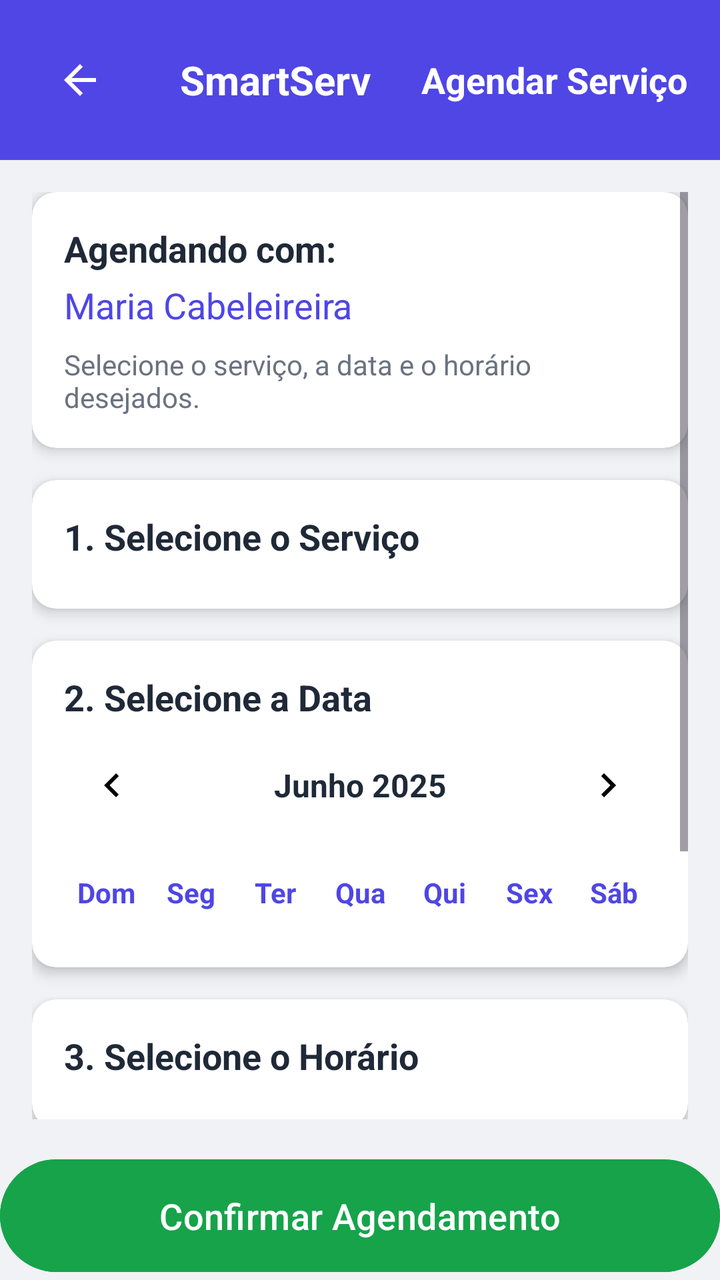
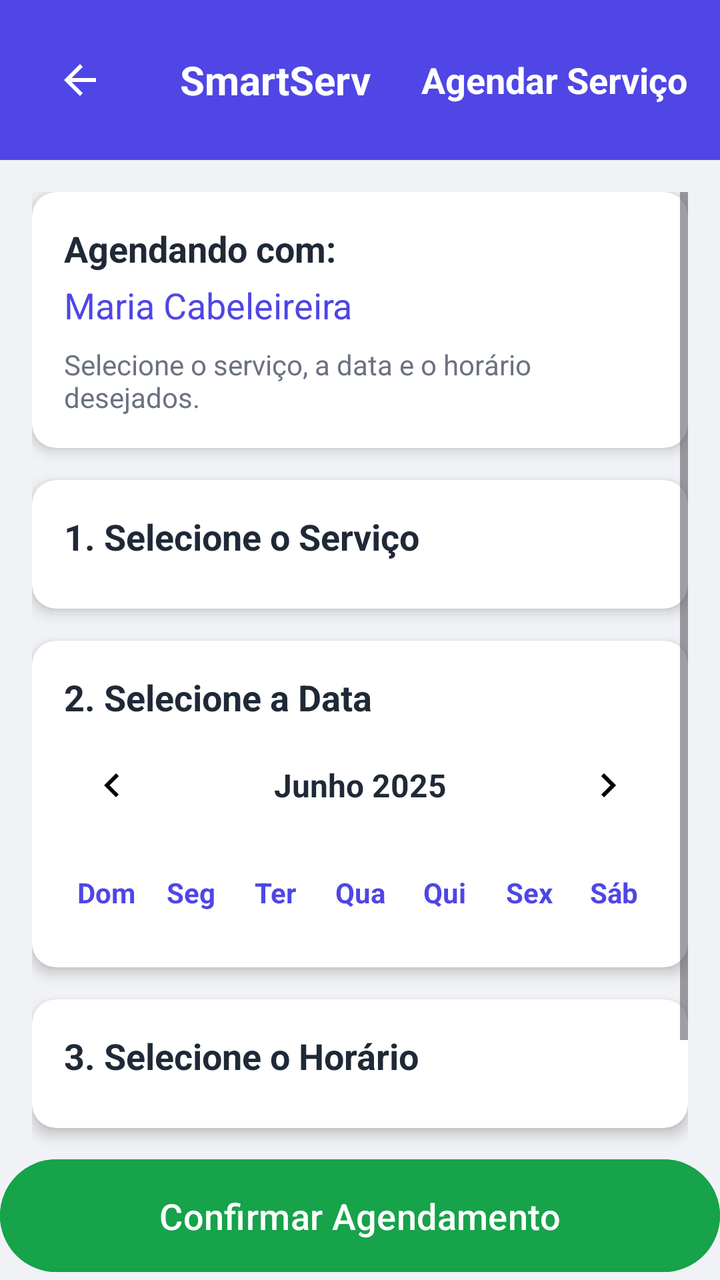

Screens rendered from an Android XML layout before and after an edit, with the pre-edit source and the edit as a unified diff.
<!-- AndroidManifest.xml: application theme Theme.SmartApp -->
<!-- res/layout/agendar_servico.xml -->
<?xml version="1.0" encoding="utf-8"?>
<RelativeLayout xmlns:android="http://schemas.android.com/apk/res/android"
    xmlns:app="http://schemas.android.com/apk/res-auto"
    xmlns:tools="http://schemas.android.com/tools"
    android:layout_width="match_parent"
    android:layout_height="match_parent"
    android:background="@color/light_gray">

    
    <LinearLayout
        android:id="@+id/header"
        android:layout_width="match_parent"
        android:layout_height="wrap_content"
        android:background="@color/indigo_600"
        android:orientation="horizontal"
        android:gravity="center_vertical"
        android:padding="16dp"
        android:layout_alignParentTop="true">

        <ImageButton
            android:id="@+id/backButton"
            android:layout_width="48dp"
            android:layout_height="48dp"
            android:contentDescription="btnvoltar"
            android:src="@drawable/ic_arrow_back"
            android:background="?selectableItemBackgroundBorderless"
            android:padding="8dp"/>

        <TextView
            android:layout_width="0dp"
            android:layout_height="wrap_content"
            android:layout_weight="1"
            android:text="SmartServ"
            android:textColor="@android:color/white"
            android:textSize="20sp"
            android:textStyle="bold"
            android:gravity="center"/>

        <TextView
            android:layout_width="wrap_content"
            android:layout_height="wrap_content"
            android:text="Agendar Serviço"
            android:textColor="@android:color/white"
            android:textSize="18sp"
            android:textStyle="bold"/>
    </LinearLayout>

    
    <ScrollView
        android:layout_width="match_parent"
        android:layout_height="match_parent"
        android:layout_below="@id/header"
        android:layout_above="@id/confirmAppointmentBtn"
        android:padding="16dp"
        android:fillViewport="true">

        <LinearLayout
            android:layout_width="match_parent"
            android:layout_height="wrap_content"
            android:orientation="vertical">

            
            <androidx.cardview.widget.CardView
                android:layout_width="match_parent"
                android:layout_height="wrap_content"
                android:layout_marginBottom="16dp"
                app:cardCornerRadius="12dp"
                app:cardElevation="4dp">

                <LinearLayout
                    android:layout_width="match_parent"
                    android:layout_height="wrap_content"
                    android:orientation="vertical"
                    android:padding="16dp">

                    <TextView
                        android:layout_width="match_parent"
                        android:layout_height="wrap_content"
                        android:text="Agendando com:"
                        android:textColor="@color/text_dark"
                        android:textSize="18sp"
                        android:textStyle="bold"/>

                    <TextView
                        android:id="@+id/professionalNameDisplay"
                        android:layout_width="match_parent"
                        android:layout_height="wrap_content"
                        android:text="Maria Cabeleireira"
                        android:textColor="@color/indigo_600"
                        android:textSize="18sp"
                        android:layout_marginTop="4dp"/>

                    <TextView
                        android:layout_width="match_parent"
                        android:layout_height="wrap_content"
                        android:text="Selecione o serviço, a data e o horário desejados."
                        android:textColor="@color/text_gray"
                        android:textSize="14sp"
                        android:layout_marginTop="8dp"/>
                </LinearLayout>
            </androidx.cardview.widget.CardView>

            
            <androidx.cardview.widget.CardView
                android:layout_width="match_parent"
                android:layout_height="wrap_content"
                android:layout_marginBottom="16dp"
                app:cardCornerRadius="12dp"
                app:cardElevation="4dp">

                <LinearLayout
                    android:layout_width="match_parent"
                    android:layout_height="wrap_content"
                    android:orientation="vertical"
                    android:padding="16dp">

                    <TextView
                        android:layout_width="match_parent"
                        android:layout_height="wrap_content"
                        android:text="1. Selecione o Serviço"
                        android:textColor="@color/text_dark"
                        android:textSize="18sp"
                        android:textStyle="bold"
                        android:layout_marginBottom="8dp"/>

                    <LinearLayout
                        android:id="@+id/servicesList"
                        android:layout_width="match_parent"
                        android:layout_height="wrap_content"
                        android:orientation="vertical">
                        
                    </LinearLayout>

                    <TextView
                        android:id="@+id/serviceError"
                        android:layout_width="match_parent"
                        android:layout_height="wrap_content"
                        android:text="Por favor, selecione um serviço."
                        android:textColor="@color/red_500"
                        android:textSize="14sp"
                        android:visibility="gone"
                        android:layout_marginTop="8dp"/>
                </LinearLayout>
            </androidx.cardview.widget.CardView>

            
            <androidx.cardview.widget.CardView
                android:layout_width="match_parent"
                android:layout_height="wrap_content"
                android:layout_marginBottom="16dp"
                app:cardCornerRadius="12dp"
                app:cardElevation="4dp">

                <LinearLayout
                    android:layout_width="match_parent"
                    android:layout_height="wrap_content"
                    android:orientation="vertical"
                    android:padding="16dp">

                    <TextView
                        android:layout_width="match_parent"
                        android:layout_height="wrap_content"
                        android:text="2. Selecione a Data"
                        android:textColor="@color/text_dark"
                        android:textSize="18sp"
                        android:textStyle="bold"
                        android:layout_marginBottom="8dp"/>

                    
                    <LinearLayout
                        android:layout_width="match_parent"
                        android:layout_height="wrap_content"
                        android:orientation="horizontal"
                        android:gravity="center_vertical"
                        android:layout_marginBottom="16dp">

                        <ImageButton
                            android:id="@+id/prevMonthBtn"
                            android:layout_width="48dp"
                            android:layout_height="48dp"
                            android:contentDescription="btnmes2"
                            android:src="@drawable/ic_chevron_left"
                            android:background="?selectableItemBackgroundBorderless"
                            />

                        <TextView
                            android:id="@+id/currentMonthYear"
                            android:layout_width="0dp"
                            android:layout_height="wrap_content"
                            android:layout_weight="1"
                            android:text="Junho 2025"
                            android:textColor="@color/text_dark"
                            android:textSize="16sp"
                            android:textStyle="bold"
                            android:gravity="center"/>

                        <ImageButton
                            android:id="@+id/nextMonthBtn"
                            android:layout_width="48dp"
                            android:layout_height="48dp"
                            android:contentDescription="btnmes"
                            android:src="@drawable/ic_chevron_right"
                            android:background="?selectableItemBackgroundBorderless"
                            />
                    </LinearLayout>

                    
                    <GridLayout
                        android:layout_width="match_parent"
                        android:layout_height="wrap_content"
                        android:columnCount="7"
                        android:rowCount="1"
                        android:alignmentMode="alignMargins"
                        android:columnOrderPreserved="false"
                        android:useDefaultMargins="true"
                        android:layout_marginBottom="8dp">

                        <TextView
                            android:layout_width="0dp"
                            android:layout_height="wrap_content"
                            android:layout_columnWeight="1"
                            android:text="Dom"
                            android:textColor="@color/indigo_600"
                            android:textSize="14sp"
                            android:textStyle="bold"
                            android:gravity="center"/>

                        <TextView
                            android:layout_width="0dp"
                            android:layout_height="wrap_content"
                            android:layout_columnWeight="1"
                            android:text="Seg"
                            android:textColor="@color/indigo_600"
                            android:textSize="14sp"
                            android:textStyle="bold"
                            android:gravity="center"/>

                        <TextView
                            android:layout_width="0dp"
                            android:layout_height="wrap_content"
                            android:layout_columnWeight="1"
                            android:text="Ter"
                            android:textColor="@color/indigo_600"
                            android:textSize="14sp"
                            android:textStyle="bold"
                            android:gravity="center"/>

                        <TextView
                            android:layout_width="0dp"
                            android:layout_height="wrap_content"
                            android:layout_columnWeight="1"
                            android:text="Qua"
                            android:textColor="@color/indigo_600"
                            android:textSize="14sp"
                            android:textStyle="bold"
                            android:gravity="center"/>

                        <TextView
                            android:layout_width="0dp"
                            android:layout_height="wrap_content"
                            android:layout_columnWeight="1"
                            android:text="Qui"
                            android:textColor="@color/indigo_600"
                            android:textSize="14sp"
                            android:textStyle="bold"
                            android:gravity="center"/>

                        <TextView
                            android:layout_width="0dp"
                            android:layout_height="wrap_content"
                            android:layout_columnWeight="1"
                            android:text="Sex"
                            android:textColor="@color/indigo_600"
                            android:textSize="14sp"
                            android:textStyle="bold"
                            android:gravity="center"/>

                        <TextView
                            android:layout_width="0dp"
                            android:layout_height="wrap_content"
                            android:layout_columnWeight="1"
                            android:text="Sáb"
                            android:textColor="@color/indigo_600"
                            android:textSize="14sp"
                            android:textStyle="bold"
                            android:gravity="center"/>
                    </GridLayout>

                    
                    <GridLayout
                        android:id="@+id/calendarGrid"
                        android:layout_width="match_parent"
                        android:layout_height="wrap_content"
                        android:columnCount="7"
                        android:rowCount="6"
                        android:alignmentMode="alignMargins"
                        android:columnOrderPreserved="false"
                        android:useDefaultMargins="true">
                        
                    </GridLayout>

                    <TextView
                        android:id="@+id/dateError"
                        android:layout_width="match_parent"
                        android:layout_height="wrap_content"
                        android:text="Por favor, selecione uma data."
                        android:textColor="@color/red_500"
                        android:textSize="14sp"
                        android:visibility="gone"
                        android:layout_marginTop="8dp"/>
                </LinearLayout>
            </androidx.cardview.widget.CardView>

            
            <androidx.cardview.widget.CardView
                android:layout_width="match_parent"
                android:layout_height="wrap_content"
                android:layout_marginBottom="16dp"
                app:cardCornerRadius="12dp"
                app:cardElevation="4dp">

                <LinearLayout
                    android:layout_width="match_parent"
                    android:layout_height="wrap_content"
                    android:orientation="vertical"
                    android:padding="16dp">

                    <TextView
                        android:layout_width="match_parent"
                        android:layout_height="wrap_content"
                        android:text="3. Selecione o Horário"
                        android:textColor="@color/text_dark"
                        android:textSize="18sp"
                        android:textStyle="bold"
                        android:layout_marginBottom="8dp"/>

                    <GridLayout
                        android:id="@+id/timeSlotsGrid"
                        android:layout_width="match_parent"
                        android:layout_height="wrap_content"
                        android:columnCount="3"
                        android:rowCount="4"
                        android:alignmentMode="alignMargins"
                        android:columnOrderPreserved="false"
                        android:useDefaultMargins="true">
                        
                    </GridLayout>

                    <TextView
                        android:id="@+id/timeError"
                        android:layout_width="match_parent"
                        android:layout_height="wrap_content"
                        android:text="Por favor, selecione um horário."
                        android:textColor="@color/red_500"
                        android:textSize="14sp"
                        android:visibility="gone"
                        android:layout_marginTop="8dp"/>

                    <TextView
                        android:id="@+id/noTimesMessage"
                        android:layout_width="match_parent"
                        android:layout_height="wrap_content"
                        android:text="Nenhum horário disponível para a data selecionada."
                        android:textColor="@color/text_gray"
                        android:textSize="14sp"
                        android:visibility="gone"
                        android:gravity="center"
                        android:layout_marginTop="16dp"/>
                </LinearLayout>
            </androidx.cardview.widget.CardView>

            
            <androidx.cardview.widget.CardView
                android:layout_width="match_parent"
                android:layout_height="wrap_content"
                app:cardCornerRadius="12dp"
                app:cardElevation="4dp">

                <LinearLayout
                    android:layout_width="match_parent"
                    android:layout_height="wrap_content"
                    android:orientation="vertical"
                    android:padding="16dp">

                    <TextView
                        android:layout_width="match_parent"
                        android:layout_height="wrap_content"
                        android:text="Resumo do Agendamento"
                        android:textColor="@color/text_dark"
                        android:textSize="18sp"
                        android:textStyle="bold"
                        android:layout_marginBottom="8dp"/>

                    <LinearLayout
                        android:layout_width="match_parent"
                        android:layout_height="wrap_content"
                        android:orientation="horizontal"
                        android:layout_marginBottom="4dp">

                        <TextView
                            android:layout_width="wrap_content"
                            android:layout_height="wrap_content"
                            android:text="Serviço:"
                            android:textColor="@color/text_dark"
                            android:textSize="16sp"/>

                        <TextView
                            android:id="@+id/summaryService"
                            android:layout_width="0dp"
                            android:layout_height="wrap_content"
                            android:layout_weight="1"
                            android:text="N/A"
                            android:textColor="@color/indigo_600"
                            android:textSize="16sp"
                            android:textStyle="bold"
                            android:gravity="end"/>
                    </LinearLayout>

                    <LinearLayout
                        android:layout_width="match_parent"
                        android:layout_height="wrap_content"
                        android:orientation="horizontal"
                        android:layout_marginBottom="4dp">

                        <TextView
                            android:layout_width="wrap_content"
                            android:layout_height="wrap_content"
                            android:text="Data:"
                            android:textColor="@color/text_dark"
                            android:textSize="16sp"/>

                        <TextView
                            android:id="@+id/summaryDate"
                            android:layout_width="0dp"
                            android:layout_height="wrap_content"
                            android:layout_weight="1"
                            android:text="N/A"
                            android:textColor="@color/indigo_600"
                            android:textSize="16sp"
                            android:textStyle="bold"
                            android:gravity="end"/>
                    </LinearLayout>

                    <LinearLayout
                        android:layout_width="match_parent"
                        android:layout_height="wrap_content"
                        android:orientation="horizontal"
                        android:layout_marginBottom="16dp">

                        <TextView
                            android:layout_width="wrap_content"
                            android:layout_height="wrap_content"
                            android:text="Horário:"
                            android:textColor="@color/text_dark"
                            android:textSize="16sp"/>

                        <TextView
                            android:id="@+id/summaryTime"
                            android:layout_width="0dp"
                            android:layout_height="wrap_content"
                            android:layout_weight="1"
                            android:text="N/A"
                            android:textColor="@color/indigo_600"
                            android:textSize="16sp"
                            android:textStyle="bold"
                            android:gravity="end"/>
                    </LinearLayout>

                    <View
                        android:layout_width="match_parent"
                        android:layout_height="1dp"
                        android:background="@color/gray_200"/>

                    <LinearLayout
                        android:layout_width="match_parent"
                        android:layout_height="wrap_content"
                        android:orientation="horizontal"
                        android:layout_marginTop="16dp">

                        <TextView
                            android:layout_width="wrap_content"
                            android:layout_height="wrap_content"
                            android:text="Total:"
                            android:textColor="@color/text_dark"
                            android:textSize="18sp"
                            android:textStyle="bold"/>

                        <TextView
                            android:id="@+id/summaryPrice"
                            android:layout_width="0dp"
                            android:layout_height="wrap_content"
                            android:layout_weight="1"
                            android:text="R$ 0,00"
                            android:textColor="@color/success_green"
                            android:textSize="20sp"
                            android:textStyle="bold"
                            android:gravity="end"/>
                    </LinearLayout>
                </LinearLayout>
            </androidx.cardview.widget.CardView>
        </LinearLayout>
    </ScrollView>

    
    <Button
        android:id="@+id/confirmAppointmentBtn"
        android:layout_width="match_parent"
        android:layout_height="wrap_content"
        android:layout_alignParentBottom="true"
        android:text="Confirmar Agendamento"
        android:textColor="@android:color/white"
        android:drawableStart="@drawable/ic_calendar_check"
        android:drawablePadding="8dp"
        android:backgroundTint="@color/success_green"
        android:paddingVertical="16dp"
        android:textSize="18sp"
        android:elevation="8dp"/>
</RelativeLayout>
<!-- resources referenced by this layout -->
<resources>
  <color name="gray_200">#E5E7EB</color>
  <color name="indigo_600">#4F46E5</color>
  <color name="light_gray">#F0F2F5</color>
  <color name="red_500">#EF4444</color>
  <color name="success_green">#16A34A</color>
  <color name="text_dark">#1F2937</color>
  <color name="text_gray">#6B7280</color>
  <!-- drawable ic_arrow_back (drawable) -->
  <vector xmlns:android="http://schemas.android.com/apk/res/android"
      android:width="24dp"
      android:height="24dp"
      android:viewportWidth="24"
      android:viewportHeight="24">
      <path android:fillColor="#FFFFFF" android:pathData="M20,11H7.83l5.59,-5.59L12,4l-8,8 8,8 1.41,-1.41L7.83,13H20v-2z"/>
  </vector>
  <!-- drawable ic_calendar_check (drawable) -->
  <vector xmlns:android="http://schemas.android.com/apk/res/android"
      android:width="24dp"
      android:height="24dp"
      android:viewportWidth="24"
      android:viewportHeight="24">
      <path android:fillColor="#FFFFFF" android:pathData="M19,3h-1V1h-2v2H8V1H6v2H5c-1.1,0 -2,0.9 -2,2v14c0,1.1 0.9,2 2,2h14c1.1,0 2,-0.9 2,-2V5c0,-1.1 -0.9,-2 -2,-2z m0,16H5V8h14v11z M7,10h5v5H7V10z"/>
      <path
          android:fillColor="#FFFFFF"
          android:pathData="M19,4h-1V2h-2v2H8V2H6v2H5c-1.11,0 -1.99,0.9 -1.99,2L3,20c0,1.1 0.89,2 1.99,2H19c1.1,0 2,-0.9 2,-2V6c0,-1.1 -0.9,-2 -2,-2zM19,20H5V10h14V20zM19,8H5V6h14V8zM9,14H7v-2h2V14zM13,14h-2v-2h2V14zM17,14h-2v-2h2V14zM9,18H7v-2h2V18zM13,18h-2v-2h2V18zM17,18h-2v-2h2V18z"/>
  </vector>
  <!-- drawable ic_chevron_left (drawable) -->
  <vector xmlns:android="http://schemas.android.com/apk/res/android"
      android:width="24dp"
      android:height="24dp"
      android:viewportWidth="24"
      android:viewportHeight="24">
      <path android:fillColor="#000000" android:pathData="M15.41,16.59L10.83,12l4.58,-4.59L14,6l-6,6 6,6 1.41,-1.41z"/>
  </vector>
  <!-- drawable ic_chevron_right (drawable) -->
  <vector xmlns:android="http://schemas.android.com/apk/res/android"
      android:width="24dp"
      android:height="24dp"
      android:viewportWidth="24"
      android:viewportHeight="24">
      <path android:fillColor="#000000" android:pathData="M8.59,16.59L13.17,12 8.59,7.41 10,6l6,6 -6,6 -1.41,-1.41z"/>
  </vector>
  <style name="Theme.SmartApp" parent="Base.Theme.SmartApp" />
  <style name="Base.Theme.SmartApp" parent="Theme.Material3.DayNight.NoActionBar" />
</resources>

<!-- the commit's change to res/layout/agendar_servico.xml (unified diff, before → after) -->
@@ -18,7 +18,7 @@
         android:layout_alignParentTop="true">
 
         <ImageButton
-            android:id="@+id/backButton"
+            android:id="@+id/btnvoltaragendconfirma"
             android:layout_width="48dp"
             android:layout_height="48dp"
             android:contentDescription="btnvoltar"
@@ -50,7 +50,6 @@
         android:layout_width="match_parent"
         android:layout_height="match_parent"
         android:layout_below="@id/header"
-        android:layout_above="@id/confirmAppointmentBtn"
         android:padding="16dp"
         android:fillViewport="true">
 
@@ -503,16 +502,16 @@
 
     
     <Button
-        android:id="@+id/confirmAppointmentBtn"
+        android:id="@+id/btnconfirmarAgendamento2"
         android:layout_width="match_parent"
         android:layout_height="wrap_content"
         android:layout_alignParentBottom="true"
+        android:backgroundTint="@color/success_green"
+        android:drawableStart="@drawable/ic_calendar_check"
+        android:drawablePadding="8dp"
+        android:elevation="8dp"
+        android:paddingVertical="16dp"
         android:text="Confirmar Agendamento"
         android:textColor="@android:color/white"
-        android:drawableStart="@drawable/ic_calendar_check"
-        android:drawablePadding="8dp"
-        android:backgroundTint="@color/success_green"
-        android:paddingVertical="16dp"
-        android:textSize="18sp"
-        android:elevation="8dp"/>
+        android:textSize="18sp" />
 </RelativeLayout>
